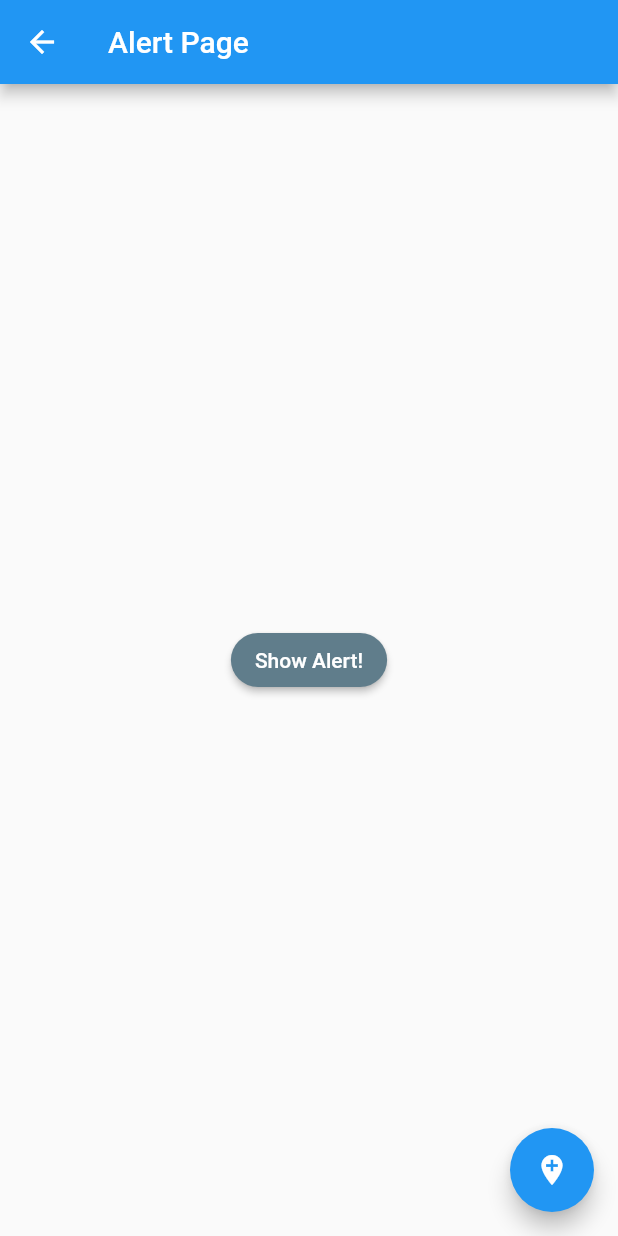
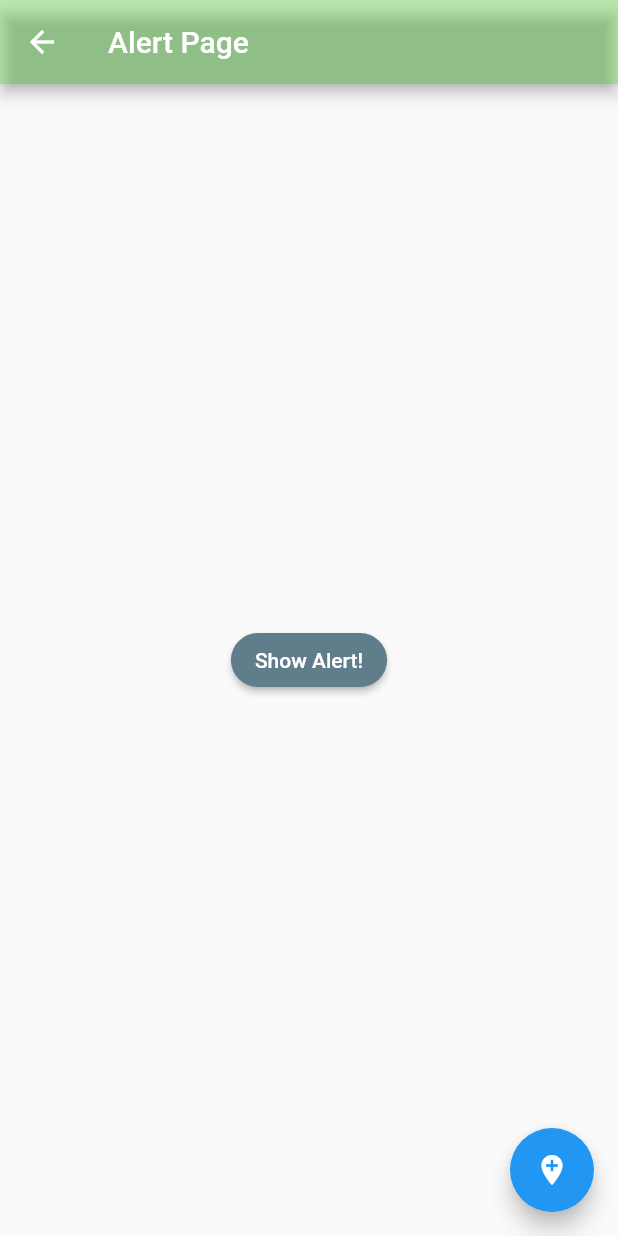
Before and after one commit to RodriguezOswaldo/Flutter2, a Flutter app: the screen it shows after launch, after a tap on "Alertas", on a phone screen of 412 x 824 dp. Run offline on Flutter 3.47's test engine with Material 2 defaults, Android fonts, the phone set to English and light mode, and no system bars; network calls fail.

Commit message:
Color bar avatar, home page, alert

```diff
--- a/newapp/lib/src/pages/alert_page.dart
+++ b/newapp/lib/src/pages/alert_page.dart
@@ -6,6 +6,7 @@ class AlertPage extends StatelessWidget {
     return Scaffold(
       appBar: AppBar(
         title: Text('Alert Page'),
+        backgroundColor: Color.fromRGBO(53, 213, 23, 0.3),
       ),
       body: Center(
         child: RaisedButton(
--- a/newapp/lib/src/pages/avatar_page.dart
+++ b/newapp/lib/src/pages/avatar_page.dart
@@ -6,6 +6,7 @@ class AvatarPage extends StatelessWidget {
     return Scaffold(
       appBar: AppBar(
         title: Text('Avatar Page'),
+        backgroundColor: Color.fromRGBO(253, 213, 23, 0.3),
         actions: <Widget>[
           Container(
             padding: EdgeInsets.all(5.0),
--- a/newapp/lib/src/pages/home_page.dart
+++ b/newapp/lib/src/pages/home_page.dart
@@ -8,6 +8,7 @@ class HomePage extends StatelessWidget {
     return Scaffold(
       appBar: AppBar(
         title: Text('Components'),
+        backgroundColor: Color.fromRGBO(123, 23, 23, 0.3),
       ),
       body: _lista(),
     );
--- a/newapp/lib/src/pages/home_temp.dart
+++ b/newapp/lib/src/pages/home_temp.dart
@@ -17,6 +17,7 @@ class HomePageTemp extends StatelessWidget {
     return Scaffold(
       appBar: AppBar(
         title: Text('Components Temp'),
+        backgroundColor: Color.fromRGBO(123, 123, 23, 0.3),
       ),
       body: ListView(
         children: _crearLista(),
```
Also changed, not shown: 2 other files.
